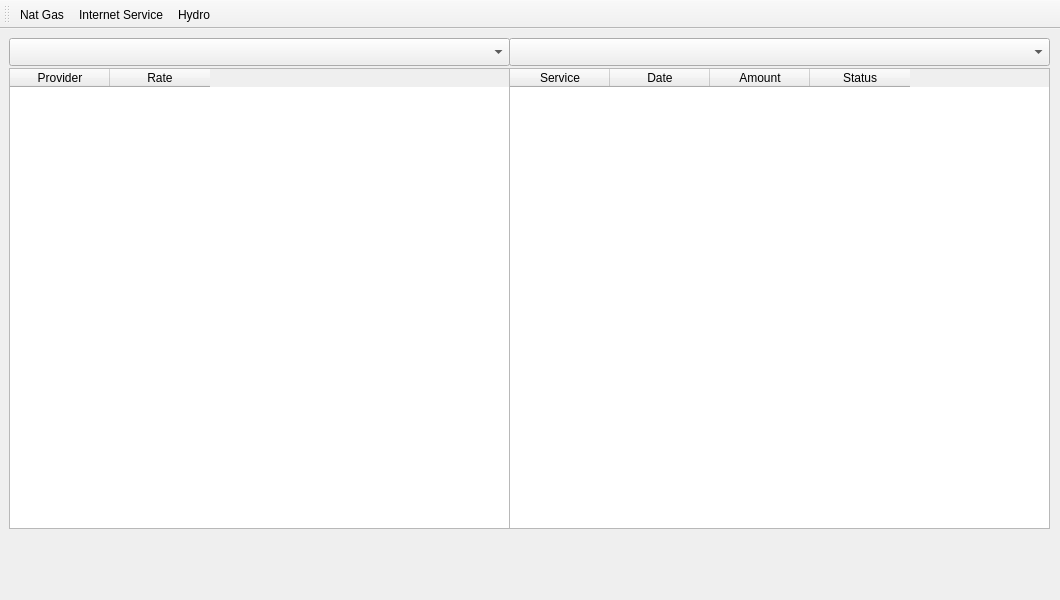
Above: mainwindow.ui from drakovic23/3400-util before the change. Below: the same form after it.
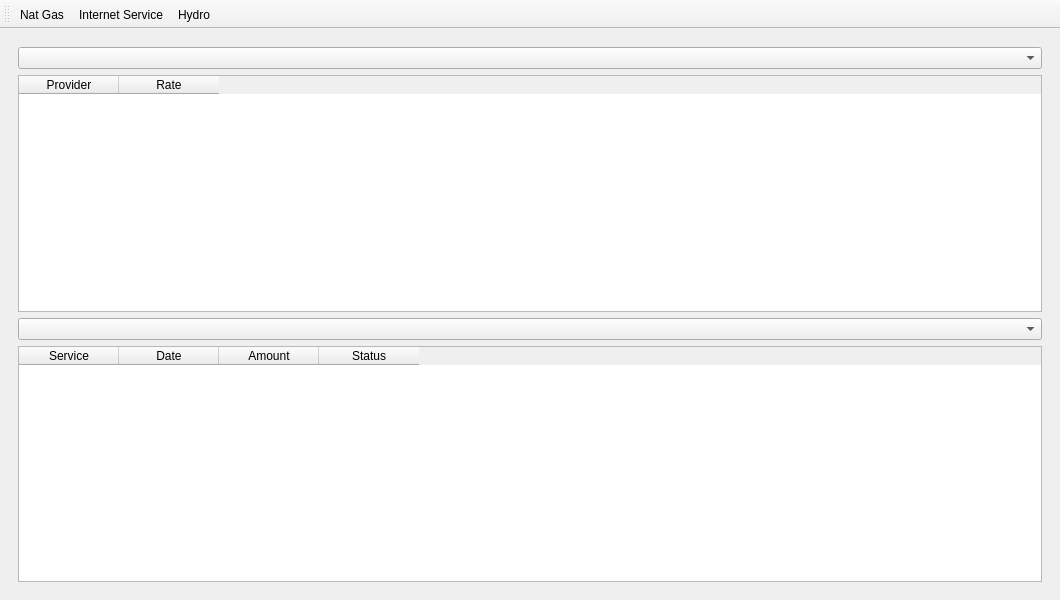
That is the form after the change. Icons and pictures are not drawn.

```diff
--- a/mainwindow.ui
+++ b/mainwindow.ui
@@ -32,35 +32,31 @@
        </layout>
       </widget>
       <widget class="QWidget" name="page_2">
-       <widget class="QComboBox" name="hydroComboBox">
-        <property name="geometry">
-         <rect>
-          <x>0</x>
-          <y>0</y>
-          <width>501</width>
-          <height>28</height>
-         </rect>
-        </property>
-       </widget>
-       <widget class="QComboBox" name="hydroCustomerBox">
-        <property name="geometry">
-         <rect>
-          <x>500</x>
-          <y>0</y>
-          <width>541</width>
-          <height>28</height>
-         </rect>
-        </property>
-       </widget>
+       <layout class="QHBoxLayout" name="horizontalLayout">
+        <item>
+         <layout class="QVBoxLayout" name="verticalLayout_2">
+          <item>
+           <widget class="QComboBox" name="hydroComboBox"/>
+          </item>
+          <item>
+           <widget class="QTableWidget" name="hydroTableWidget">
+            <column>
+             <property name="text">
+              <string>Provider</string>
+             </property>
+            </column>
+            <column>
+             <property name="text">
+              <string>Rate</string>
+             </property>
+            </column>
+           </widget>
+          </item>
+          <item>
+           <widget class="QComboBox" name="hydroCustomerBox"/>
+          </item>
+          <item>
        <widget class="QTableWidget" name="hydroBillTableWidget">
-        <property name="geometry">
-         <rect>
-          <x>500</x>
-          <y>30</y>
-          <width>541</width>
-          <height>461</height>
-         </rect>
-        </property>
         <column>
          <property name="text">
           <string>Service</string>
@@ -82,26 +78,10 @@
          </property>
         </column>
        </widget>
-       <widget class="QTableWidget" name="hydroTableWidget">
-        <property name="geometry">
-         <rect>
-          <x>0</x>
-          <y>30</y>
-          <width>501</width>
-          <height>461</height>
-         </rect>
-        </property>
-        <column>
-         <property name="text">
-          <string>Provider</string>
-         </property>
-        </column>
-        <column>
-         <property name="text">
-          <string>Rate</string>
-         </property>
-        </column>
-       </widget>
+          </item>
+         </layout>
+        </item>
+       </layout>
       </widget>
       <widget class="QWidget" name="page_3">
        <layout class="QGridLayout" name="gridLayout_3">
```
Lines whose indentation alone changed are shown as unchanged.
